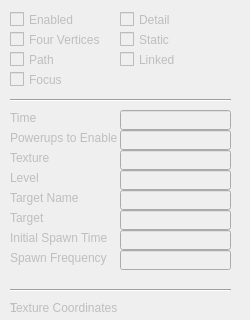
Above: tankbobs-editor/properties.ui from bairyn/tankbobs before the change; both pictures show x 0 to 250 and y 0 to 320 of the 250 by 600 pixel window. Below: the same form after it.
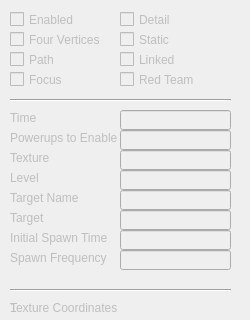
That is the form after the change.

What changed in the file:
```diff
--- a/tankbobs-editor/properties.ui
+++ b/tankbobs-editor/properties.ui
@@ -1078,6 +1078,31 @@
     </rect>
    </property>
   </widget>
+  <widget class="QCheckBox" name="red">
+   <property name="enabled">
+    <bool>false</bool>
+   </property>
+   <property name="geometry">
+    <rect>
+     <x>120</x>
+     <y>70</y>
+     <width>81</width>
+     <height>19</height>
+    </rect>
+   </property>
+   <property name="cursor">
+    <cursorShape>UpArrowCursor</cursorShape>
+   </property>
+   <property name="text">
+    <string>Red Team</string>
+   </property>
+   <property name="checked">
+    <bool>false</bool>
+   </property>
+   <property name="tristate">
+    <bool>false</bool>
+   </property>
+  </widget>
  </widget>
  <resources/>
  <connections/>
```
